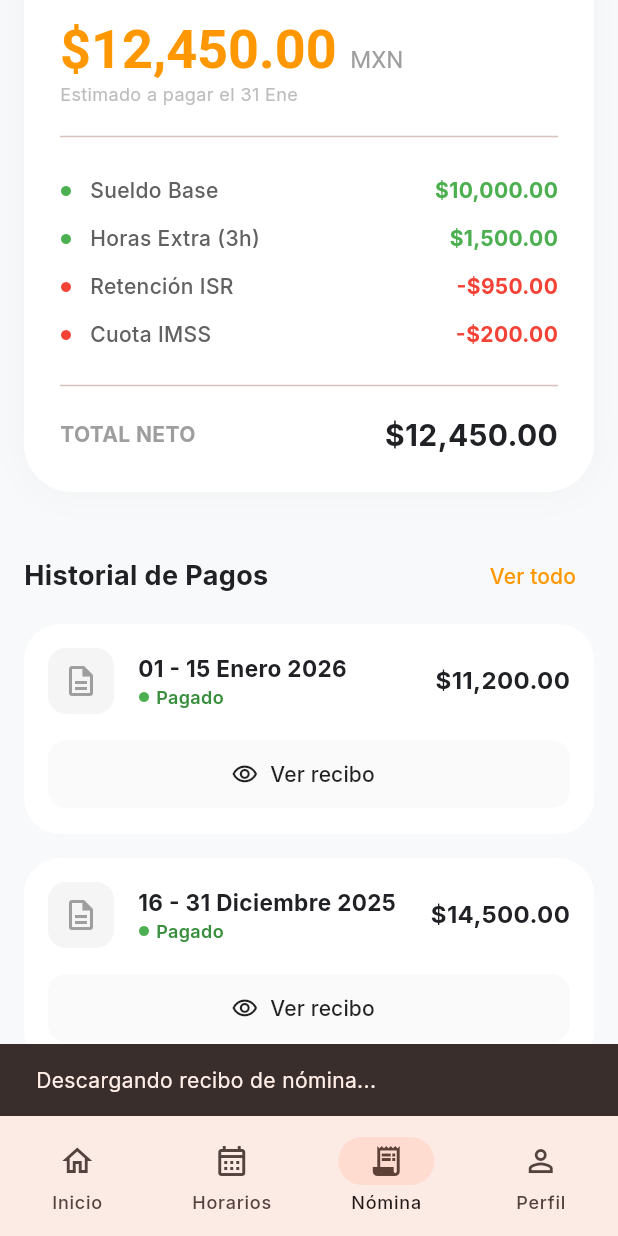
After one commit to BatiBicho/dysch_mobile, a Flutter app: the PayrollScreen screen opened by its route, scrolled down 118 dp, after a tap on "Ver recibo", on a phone screen of 412 x 824 dp. The commit adds this screen. Run offline on Flutter 3.47's test engine with Material 3 defaults, Android fonts, the phone set to English and light mode, and no system bars; our stand-ins replace dio, flutter_bloc, go_router, google_fonts, open_file, shared_preferences; missing offline and left inert: mobile_scanner; accounts and stored records are empty; network calls fail.

Commit message:
add payroll and download files

```diff
--- a/lib/core/router/app_router.dart
+++ b/lib/core/router/app_router.dart
@@ -1,5 +1,6 @@
 import 'package:dysch_mobile/presentation/screens/auth/login_screen.dart';
 import 'package:dysch_mobile/presentation/screens/home/home_screen.dart';
+import 'package:dysch_mobile/presentation/screens/payroll/payroll_screen.dart';
 import 'package:dysch_mobile/presentation/screens/qr_scanner/qr_scanner_screen.dart';
 import 'package:flutter/material.dart';
 import 'package:go_router/go_router.dart';
@@ -39,7 +40,7 @@ class AppRouter {
           ),
           GoRoute(
             path: '/nomina',
-            builder: (context, state) => const Center(child: Text('Mi Nómina')),
+            builder: (context, state) => const PayrollScreen(),
           ),
           GoRoute(
             path: '/profile',
--- /dev/null
+++ b/lib/data/repositories/payroll_repository.dart
@@ -0,0 +1,98 @@
+import 'dart:io';
+import 'package:dio/dio.dart';
+import 'package:open_file/open_file.dart';
+import 'package:path_provider/path_provider.dart';
+
+class PayrollRepository {
+  final Dio _dio = Dio();
+
+  Future<String?> downloadPayroll(
+    String periodId, {
+    bool openAfterDownload = true,
+  }) async {
+    try {
+      // 1. Obtener ruta
+      final dir = await getApplicationDocumentsDirectory();
+      final String savePath = "${dir.path}/nomina_$periodId.pdf";
+
+      // 2. Verificar si ya existe
+      File file = File(savePath);
+      if (await file.exists()) {
+        print("📄 Archivo ya existe en: $savePath");
+        if (openAfterDownload) await OpenFile.open(savePath);
+        return savePath;
+      }
+
+      // 3. Descargar (URL REAL aquí)
+      await _dio.download(
+        "https://www.w3.org/WAI/ER/tests/xhtml/testfiles/resources/pdf/dummy.pdf",
+        savePath,
+        onReceiveProgress: (received, total) {
+          // Puedes usar un Stream o Callback para UI
+          if (total != -1) {
+            final progress = (received / total * 100).toStringAsFixed(0);
+            print("📥 Descargando: $progress%");
+          }
+        },
+      );
+
+      // 4. Verificar
+      if (await file.exists()) {
+        print("✅ Descarga completada: $savePath");
+        print("📊 Tamaño: ${(await file.length()) ~/ 1024} KB");
+
+        // 5. Abrir automáticamente si se solicita
+        if (openAfterDownload) {
+          await OpenFile.open(savePath);
+        }
+
+        return savePath;
+      } else {
+        print("❌ Error: Archivo no creado después de descarga");
+        return null;
+      }
+    } catch (e) {
+      print("🚨 Error descargando nómina: $e");
+      return null;
+    }
+  }
+
+  // Método adicional: Eliminar nómina descargada
+  Future<bool> deletePayroll(String periodId) async {
+    try {
+      final dir = await getApplicationDocumentsDirectory();
+      final String filePath = "${dir.path}/nomina_$periodId.pdf";
+      final file = File(filePath);
+
+      if (await file.exists()) {
+        await file.delete();
+        print("🗑️ Nómina eliminada: $periodId");
+        return true;
+      }
+      return false;
+    } catch (e) {
+      print("Error eliminando nómina: $e");
+      return false;
+    }
+  }
+
+  // Método adicional: Listar nóminas descargadas
+  Future<List<String>> listDownloadedPayrolls() async {
+    try {
+      final dir = await getApplicationDocumentsDirectory();
+      final directory = Directory(dir.path);
+      final files = await directory.list().toList();
+
+      return files
+          .where(
+            (file) =>
+                file.path.endsWith('.pdf') && file.path.contains('nomina_'),
+          )
+          .map((file) => file.path)
+          .toList();
+    } catch (e) {
+      print("Error listando nóminas: $e");
+      return [];
+    }
+  }
+}
--- a/lib/presentation/screens/home/home_screen.dart
+++ b/lib/presentation/screens/home/home_screen.dart
@@ -1,9 +1,6 @@
 import 'package:dysch_mobile/presentation/screens/home/widgets/home_widgets.dart';
 import 'package:flutter/material.dart';
-import 'package:flutter_bloc/flutter_bloc.dart';
 import 'package:go_router/go_router.dart';
-import '../../../core/theme/app_colors.dart';
-import '../../../logic/auth/auth_cubit.dart';
 
 class HomeScreen extends StatelessWidget {
   const HomeScreen({super.key});
@@ -25,11 +22,11 @@ class HomeScreen extends StatelessWidget {
             const SliverToBoxAdapter(
               child: SectionTitle(title: 'Resumen Semanal'),
             ),
-            SliverToBoxAdapter(
+            const SliverToBoxAdapter(
               child: Padding(
-                padding: const EdgeInsets.symmetric(horizontal: 16),
+                padding: EdgeInsets.symmetric(horizontal: 16),
                 child: Row(
-                  children: const [
+                  children: [
                     Expanded(
                       child: SummaryCard(
                         icon: Icons.access_time_filled,
--- a/lib/presentation/screens/main/main_screen.dart
+++ b/lib/presentation/screens/main/main_screen.dart
@@ -46,7 +46,6 @@ class MainScreen extends StatelessWidget {
     final String location = GoRouterState.of(context).uri.toString();
     if (location == '/home') return 0;
     if (location == '/horarios') return 1;
-    // if (location == '/qr') return 2;
     if (location == '/nomina') return 2;
     if (location == '/profile') return 3;
     return 0;
@@ -60,9 +59,6 @@ class MainScreen extends StatelessWidget {
       case 1:
         context.go('/horarios');
         break;
-      // case 2:
-      //   context.go('/qr');
-      //   break;
       case 2:
         context.go('/nomina');
         break;
--- /dev/null
+++ b/lib/presentation/screens/payroll/payroll_screen.dart
@@ -0,0 +1,101 @@
+import 'package:dysch_mobile/data/repositories/payroll_repository.dart';
+import 'package:flutter/material.dart';
+import 'package:open_file/open_file.dart';
+import 'widgets/current_payroll_card.dart';
+import 'widgets/history_payroll_item.dart';
+
+class PayrollScreen extends StatelessWidget {
+  const PayrollScreen({super.key});
+
+  @override
+  Widget build(BuildContext context) {
+    return Scaffold(
+      backgroundColor: const Color(0xFFF8F9FA),
+      body: SingleChildScrollView(
+        padding: const EdgeInsets.fromLTRB(16, 32, 16, 16),
+        child: Column(
+          crossAxisAlignment: CrossAxisAlignment.start,
+          children: [
+            const CurrentPayrollCard(),
+            const SizedBox(height: 32),
+            Row(
+              mainAxisAlignment: MainAxisAlignment.spaceBetween,
+              children: [
+                const Text(
+                  'Historial de Pagos',
+                  style: TextStyle(fontSize: 18, fontWeight: FontWeight.bold),
+                ),
+                TextButton(
+                  onPressed: () {},
+                  child: const Text(
+                    'Ver todo',
+                    style: TextStyle(color: Colors.orange),
+                  ),
+                ),
+              ],
+            ),
+            const SizedBox(height: 8),
+            HistoryPayrollItem(
+              dateRange: '01 - 15 Enero 2026',
+              amount: '\$11,200.00',
+              onDownload: () => _startDownload(context, 'JAN-1'),
+            ),
+            HistoryPayrollItem(
+              dateRange: '16 - 31 Diciembre 2025',
+              amount: '\$14,500.00',
+              onDownload: () => _startDownload(context, 'DEC-2'),
+            ),
+          ],
+        ),
+      ),
+    );
+  }
+
+  void _startDownload(BuildContext context, String id) async {
+    // 1. Feedback visual de inicio
+    ScaffoldMessenger.of(context).showSnackBar(
+      const SnackBar(content: Text("Descargando recibo de nómina...")),
+    );
+
+    // 2. Llamada al repositorio
+    final String? filePath = await PayrollRepository().downloadPayroll(id);
+
+    if (filePath != null) {
+      // 3. Si se descargó, mostramos SnackBar con opción de abrir
+      ScaffoldMessenger.of(context).showSnackBar(
+        SnackBar(
+          content: const Text("Descarga completa"),
+          backgroundColor: Colors.green,
+          duration: const Duration(seconds: 5),
+          action: SnackBarAction(
+            label: "ABRIR",
+            textColor: Colors.white,
+            onPressed: () async {
+              // 4. Abrir el archivo descargado
+              final result = await OpenFile.open(filePath);
+
+              // Opcional: Manejar si no hay app para abrir PDFs
+              if (result.type != ResultType.done) {
+                ScaffoldMessenger.of(context).showSnackBar(
+                  SnackBar(
+                    content: Text(
+                      "No se pudo abrir el archivo: ${result.message}",
+                    ),
+                  ),
+                );
+              }
+            },
+          ),
+        ),
+      );
+    } else {
+      // Error en la descarga
+      ScaffoldMessenger.of(context).showSnackBar(
+        const SnackBar(
+          content: Text("Error al descargar el archivo"),
+          backgroundColor: Colors.red,
+        ),
+      );
+    }
+  }
+}
--- /dev/null
+++ b/lib/presentation/screens/payroll/widgets/current_payroll_card.dart
@@ -0,0 +1,143 @@
+import 'package:flutter/material.dart';
+
+class CurrentPayrollCard extends StatelessWidget {
+  const CurrentPayrollCard({super.key});
+
+  @override
+  Widget build(BuildContext context) {
+    return Container(
+      padding: const EdgeInsets.all(24),
+      decoration: BoxDecoration(
+        color: Colors.white,
+        borderRadius: BorderRadius.circular(32),
+        boxShadow: [
+          BoxShadow(color: Colors.black.withOpacity(0.03), blurRadius: 20),
+        ],
+      ),
+      child: Column(
+        crossAxisAlignment: CrossAxisAlignment.start,
+        children: [
+          Row(
+            mainAxisAlignment: MainAxisAlignment.spaceBetween,
+            children: [
+              Text(
+                'Periodo Actual',
+                style: TextStyle(
+                  color: Colors.grey[600],
+                  fontWeight: FontWeight.w500,
+                ),
+              ),
+              Container(
+                padding: const EdgeInsets.symmetric(
+                  horizontal: 12,
+                  vertical: 4,
+                ),
+                decoration: BoxDecoration(
+                  color: Colors.orange.shade50,
+                  borderRadius: BorderRadius.circular(20),
+                ),
+                child: const Text(
+                  '• EN PROCESO',
+                  style: TextStyle(
+                    color: Colors.orange,
+                    fontSize: 10,
+                    fontWeight: FontWeight.bold,
+                  ),
+                ),
+              ),
+            ],
+          ),
+          const SizedBox(height: 12),
+          Row(
+            children: [
+              const Icon(
+                Icons.calendar_today_outlined,
+                size: 16,
+                color: Colors.grey,
+              ),
+              const SizedBox(width: 8),
+              Text(
+                '16 - 31 Enero 2026',
+                style: TextStyle(
+                  color: Colors.grey[800],
+                  fontWeight: FontWeight.bold,
+                ),
+              ),
+            ],
+          ),
+          const SizedBox(height: 20),
+          RichText(
+            text: TextSpan(
+              children: [
+                const TextSpan(
+                  text: '\$12,450.00 ',
+                  style: TextStyle(
+                    fontSize: 36,
+                    fontWeight: FontWeight.bold,
+                    color: Colors.orange,
+                  ),
+                ),
+                TextSpan(
+                  text: 'MXN',
+                  style: TextStyle(fontSize: 16, color: Colors.grey[500]),
+                ),
+              ],
+            ),
+          ),
+          Text(
+            'Estimado a pagar el 31 Ene',
+            style: TextStyle(color: Colors.grey[400], fontSize: 12),
+          ),
+          const Divider(height: 40),
+          _buildDetailRow('Sueldo Base', '\$10,000.00', Colors.green),
+          _buildDetailRow('Horas Extra (3h)', '\$1,500.00', Colors.green),
+          _buildDetailRow('Retención ISR', '-\$950.00', Colors.red),
+          _buildDetailRow('Cuota IMSS', '-\$200.00', Colors.red),
+          const SizedBox(height: 10),
+          const Divider(),
+          const SizedBox(height: 10),
+          const Row(
+            mainAxisAlignment: MainAxisAlignment.spaceBetween,
+            children: [
+              Text(
+                'TOTAL NETO',
+                style: TextStyle(
+                  fontWeight: FontWeight.bold,
+                  color: Colors.grey,
+                ),
+              ),
+              Text(
+                '\$12,450.00',
+                style: TextStyle(fontSize: 20, fontWeight: FontWeight.bold),
+              ),
+            ],
+          ),
+        ],
+      ),
+    );
+  }
+
+  Widget _buildDetailRow(String label, String amount, Color dotColor) {
+    return Padding(
+      padding: const EdgeInsets.symmetric(vertical: 6),
+      child: Row(
+        children: [
+          Icon(Icons.circle, size: 8, color: dotColor),
+          const SizedBox(width: 12),
+          Text(
+            label,
+            style: TextStyle(
+              color: Colors.grey[700],
+              fontWeight: FontWeight.w500,
+            ),
+          ),
+          const Spacer(),
+          Text(
+            amount,
+            style: TextStyle(color: dotColor, fontWeight: FontWeight.bold),
+          ),
+        ],
+      ),
+    );
+  }
+}
--- /dev/null
+++ b/lib/presentation/screens/payroll/widgets/history_payroll_item.dart
@@ -0,0 +1,96 @@
+import 'package:flutter/material.dart';
+
+class HistoryPayrollItem extends StatelessWidget {
+  final String dateRange;
+  final String amount;
+  final VoidCallback onDownload;
+
+  const HistoryPayrollItem({
+    super.key,
+    required this.dateRange,
+    required this.amount,
+    required this.onDownload,
+  });
+
+  @override
+  Widget build(BuildContext context) {
+    return Container(
+      margin: const EdgeInsets.only(bottom: 16),
+      padding: const EdgeInsets.all(16),
+      decoration: BoxDecoration(
+        color: Colors.white,
+        borderRadius: BorderRadius.circular(24),
+      ),
+      child: Column(
+        children: [
+          Row(
+            children: [
+              Container(
+                padding: const EdgeInsets.all(10),
+                decoration: BoxDecoration(
+                  color: Colors.grey.shade100,
+                  borderRadius: BorderRadius.circular(12),
+                ),
+                child: const Icon(
+                  Icons.description_outlined,
+                  color: Colors.grey,
+                ),
+              ),
+              const SizedBox(width: 16),
+              Expanded(
+                child: Column(
+                  crossAxisAlignment: CrossAxisAlignment.start,
+                  children: [
+                    Text(
+                      dateRange,
+                      style: const TextStyle(
+                        fontWeight: FontWeight.bold,
+                        fontSize: 15,
+                      ),
+                    ),
+                    Row(
+                      children: [
+                        const Icon(Icons.circle, size: 8, color: Colors.green),
+                        const SizedBox(width: 4),
+                        Text(
+                          'Pagado',
+                          style: TextStyle(
+                            color: Colors.green.shade700,
+                            fontSize: 12,
+                            fontWeight: FontWeight.w600,
+                          ),
+                        ),
+                      ],
+                    ),
+                  ],
+                ),
+              ),
+              Text(
+                amount,
+                style: const TextStyle(
+                  fontWeight: FontWeight.bold,
+                  fontSize: 16,
+                ),
+              ),
+            ],
+          ),
+          const SizedBox(height: 16),
+          ElevatedButton.icon(
+            onPressed: onDownload,
+            icon: const Icon(Icons.visibility_outlined, size: 18),
+            label: const Text('Ver recibo'),
+            style: ElevatedButton.styleFrom(
+              backgroundColor: Colors.grey.shade50,
+              foregroundColor: Colors.black87,
+              elevation: 0,
+              minimumSize: const Size(double.infinity, 45),
+              shape: RoundedRectangleBorder(
+                borderRadius: BorderRadius.circular(12),
+              ),
+            ),
+          ),
+        ],
+      ),
+    );
+  }
+}
--- a/pubspec.yaml
+++ b/pubspec.yaml
@@ -38,6 +38,8 @@ dependencies:
   # Para notificaciones remotas vía REST API
   onesignal_flutter: ^5.0.0
   intl: ^0.20.2
+  permission_handler: ^12.0.1
+  open_file: ^3.5.11
 
 dev_dependencies:
   flutter_test:
```
Also changed, not shown: pubspec.lock, 5 other files.
